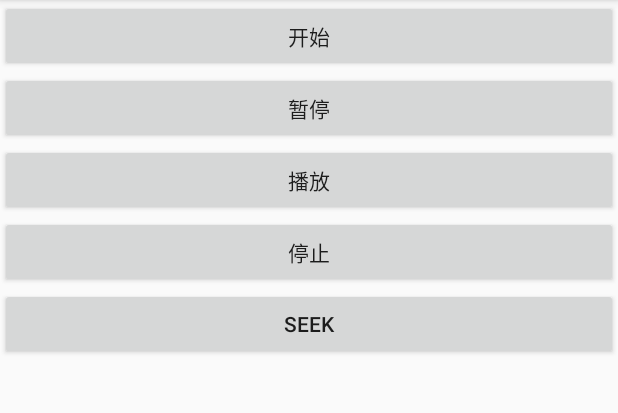
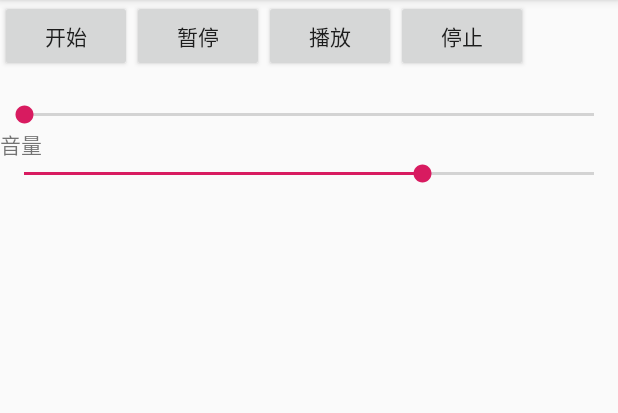
Before and after one commit to lxltiger/Music, an Android app: the screen it shows after launch (MainActivity), on a phone screen of 412 x 824 dp, the part 84-497 px from its top. Run offline under Robolectric (Android 15) with nearby library versions, the phone set to English and light mode, and no system bars; 9 statements that could not run were skipped.

Commit message:
添加音量控制和播放进度控制

```diff
--- a/app/src/main/java/kimascend/com/music/MainActivity.java
+++ b/app/src/main/java/kimascend/com/music/MainActivity.java
@@ -14,6 +14,7 @@ import android.text.format.DateFormat;
 import android.text.format.Time;
 import android.util.Log;
 import android.view.View;
+import android.widget.SeekBar;
 import android.widget.TextView;
 
 import java.io.File;
@@ -39,7 +40,10 @@ public class MainActivity extends AppCompatActivity {
             "android.permission.READ_EXTERNAL_STORAGE",
             "android.permission.WRITE_EXTERNAL_STORAGE"};
     private TextView textView;
-
+    private SeekBar seekBar;
+    private SeekBar seekBarVolume;
+    private boolean isSeeking=false;
+    private int position;
 
     public void verifyStoragePermissions(Activity activity) {
 
@@ -62,8 +66,11 @@ public class MainActivity extends AppCompatActivity {
         public void handleMessage(Message msg) {
             switch (msg.what) {
                 case 0:
-                    String timeInfo = String.format("%s/%s", dateFormat.format(msg.arg1 * 1000), dateFormat.format(msg.arg2 * 1000));
-                    textView.setText(timeInfo);
+                    if (!isSeeking) {
+                        String timeInfo = String.format("%s/%s", dateFormat.format(msg.arg1 * 1000), dateFormat.format(msg.arg2 * 1000));
+                        textView.setText(timeInfo);
+                        seekBar.setProgress(msg.arg1 * 100 / msg.arg2);
+                    }
                     break;
             }
         }
@@ -72,11 +79,16 @@ public class MainActivity extends AppCompatActivity {
     protected void onCreate(Bundle savedInstanceState) {
         super.onCreate(savedInstanceState);
         setContentView(R.layout.activity_main);
+        verifyStoragePermissions(this);
         //去除8小时时差
         dateFormat.setTimeZone(TimeZone.getTimeZone("GMT"));
 
         textView = findViewById(R.id.play_time_info);
-        verifyStoragePermissions(this);
+        seekBar = findViewById(R.id.seekBar);
+        seekBarVolume = findViewById(R.id.seekBar_volume);
+        seekBarVolume.setProgress(70);
+        seekBar.setOnSeekBarChangeListener(changeListener);
+        seekBarVolume.setOnSeekBarChangeListener(volumeChangeListener);
         player = new Player();
         player.setPreparedListener(new OnPreparedListener() {
             @Override
@@ -124,6 +136,43 @@ public class MainActivity extends AppCompatActivity {
         });
     }
 
+    private SeekBar.OnSeekBarChangeListener changeListener=new SeekBar.OnSeekBarChangeListener() {
+        @Override
+        public void onProgressChanged(SeekBar seekBar, int progress, boolean fromUser) {
+            if (player.getDuration() > 0 && isSeeking) {
+                position = player.getDuration() * progress / 100;
+            }
+        }
+
+        @Override
+        public void onStartTrackingTouch(SeekBar seekBar) {
+            isSeeking=true;
+        }
+
+        @Override
+        public void onStopTrackingTouch(SeekBar seekBar) {
+            player.seek(position);
+            isSeeking=false;
+        }
+    };
+
+    private SeekBar.OnSeekBarChangeListener volumeChangeListener=new SeekBar.OnSeekBarChangeListener() {
+        @Override
+        public void onProgressChanged(SeekBar seekBar, int progress, boolean fromUser) {
+            player.setVolume(progress);
+        }
+
+        @Override
+        public void onStartTrackingTouch(SeekBar seekBar) {
+
+        }
+
+        @Override
+        public void onStopTrackingTouch(SeekBar seekBar) {
+
+        }
+    };
+
 
     public void start(View view) {
 //        File musicDirectory = Environment.getExternalStoragePublicDirectory(Environment.DIRECTORY_MUSIC);
@@ -146,10 +195,10 @@ public class MainActivity extends AppCompatActivity {
     }
 
     public void stop(View view) {
+//        String timeInfo = String.format("%s/%s", dateFormat.format(0), dateFormat.format(0));
+//        textView.setText(timeInfo);
+//        seekBar.setProgress(0);
         player.stopAudio();
     }
 
-    public void seek(View view) {
-        player.seek(210);
     }
-}
--- a/app/src/main/res/layout/activity_main.xml
+++ b/app/src/main/res/layout/activity_main.xml
@@ -1,64 +1,82 @@
 <?xml version="1.0" encoding="utf-8"?>
-<android.support.constraint.ConstraintLayout xmlns:android="http://schemas.android.com/apk/res/android"
+<LinearLayout xmlns:android="http://schemas.android.com/apk/res/android"
     xmlns:app="http://schemas.android.com/apk/res-auto"
     xmlns:tools="http://schemas.android.com/tools"
     android:layout_width="match_parent"
     android:layout_height="match_parent"
+    android:orientation="vertical"
     tools:context=".MainActivity">
+
+    <LinearLayout
+        android:layout_width="match_parent"
+        android:layout_height="wrap_content"
+        android:orientation="horizontal">
 
         <Button
             android:id="@+id/sample_text"
-        android:layout_width="match_parent"
+            android:layout_width="wrap_content"
             android:layout_height="wrap_content"
+            android:onClick="start"
             android:text="开始"
-        android:onClick="start"
             app:layout_constraintLeft_toLeftOf="parent"
             app:layout_constraintRight_toRightOf="parent"
             app:layout_constraintTop_toTopOf="parent" />
 
         <Button
             android:id="@+id/two"
-        android:layout_width="match_parent"
+            android:layout_width="wrap_content"
             android:layout_height="wrap_content"
+            android:onClick="pause"
             android:text="暂停"
-        android:onClick="pause"
             app:layout_constraintLeft_toLeftOf="parent"
             app:layout_constraintRight_toRightOf="parent"
             app:layout_constraintTop_toBottomOf="@id/sample_text" />
 
         <Button
             android:id="@+id/three"
-        android:layout_width="match_parent"
+            android:layout_width="wrap_content"
             android:layout_height="wrap_content"
+            android:onClick="resume"
             android:text="播放"
-        android:onClick="resume"
             app:layout_constraintLeft_toLeftOf="parent"
             app:layout_constraintRight_toRightOf="parent"
             app:layout_constraintTop_toBottomOf="@id/two" />
+
         <Button
             android:id="@+id/four"
-        android:layout_width="match_parent"
+            android:layout_width="wrap_content"
             android:layout_height="wrap_content"
+            android:onClick="stop"
             android:text="停止"
-        android:onClick="stop"
             app:layout_constraintLeft_toLeftOf="parent"
             app:layout_constraintRight_toRightOf="parent"
             app:layout_constraintTop_toBottomOf="@id/three" />
-    <Button
-        android:id="@+id/seek"
-        android:layout_width="match_parent"
-        android:layout_height="wrap_content"
-        android:text="seek"
-        android:onClick="seek"
-        app:layout_constraintLeft_toLeftOf="parent"
-        app:layout_constraintRight_toRightOf="parent"
-        app:layout_constraintTop_toBottomOf="@id/four" />
+
+    </LinearLayout>
 
     <TextView
         android:id="@+id/play_time_info"
         android:layout_width="match_parent"
         android:layout_height="wrap_content"
-        app:layout_constraintLeft_toLeftOf="parent"
-        app:layout_constraintTop_toBottomOf="@id/seek"
-        tools:text="demo"/>
-</android.support.constraint.ConstraintLayout>
+        tools:text="demo" />
+
+    <SeekBar
+        android:id="@+id/seekBar"
+        android:layout_width="match_parent"
+        android:layout_height="wrap_content"
+        android:max="100" />
+    <TextView
+        android:id="@+id/volume"
+        android:layout_width="match_parent"
+        android:layout_height="wrap_content"
+        android:text="音量" />
+
+    <SeekBar
+        android:id="@+id/seekBar_volume"
+        android:layout_width="match_parent"
+        android:layout_height="wrap_content"
+        android:progress="100"
+        android:max="100" />
+
+
+</LinearLayout>
--- a/player/src/main/java/kimascend/com/player/Player.java
+++ b/player/src/main/java/kimascend/com/player/Player.java
@@ -17,6 +17,7 @@ public class Player {
     private OnPlayListener playListener;
     private OnErrorListener onErrorListener;
     private OnCompleteListener onCompleteListener;
+    private int volume=100;
     static {
         System.loadLibrary("native-lib");
         System.loadLibrary("avcodec-57");
@@ -95,6 +96,14 @@ public class Player {
         }.start();
     }
 
+    public void setVolume(int volume) {
+        this.volume=volume;
+        set_Volume(volume);
+    }
+
+    public int getVolume() {
+        return volume;
+    }
 
     //----------C++调用
     public void onPrepared() {
@@ -140,6 +149,9 @@ public class Player {
     public native void resume();
 
     private native void stop();
+    private native void set_Volume(int volume);
     public native void seek(int seconds);
 
+    public native int getDuration();
+
 }
```
Also changed, not shown: 5 other files. Lines whose indentation alone changed are shown as unchanged.
